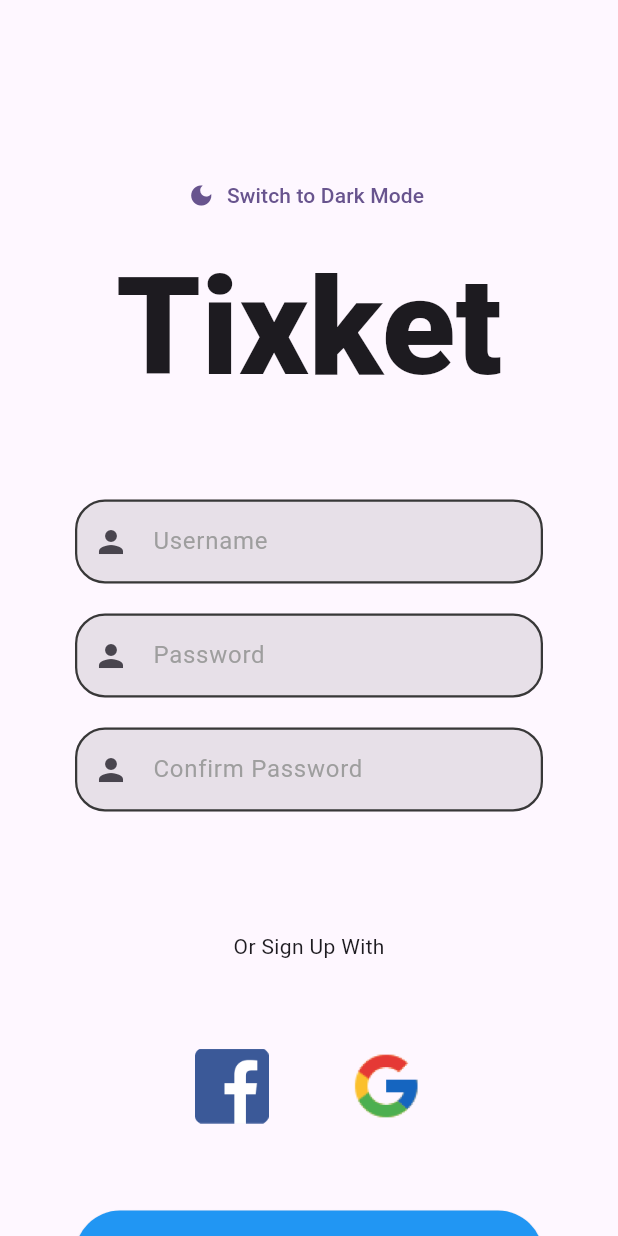
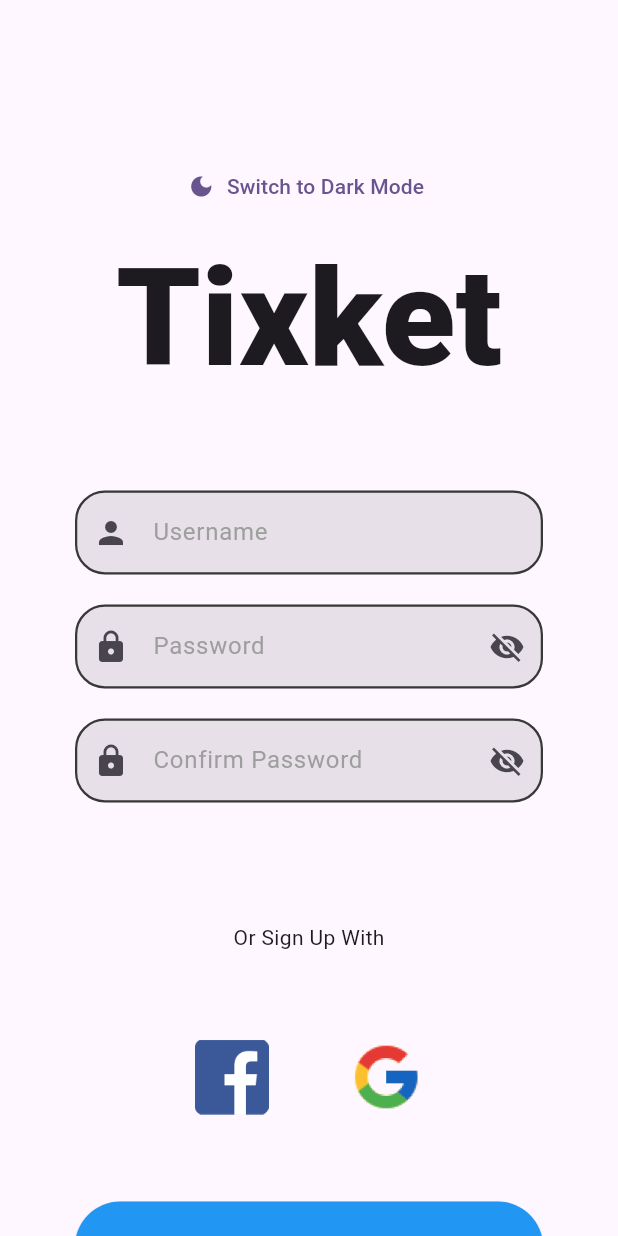
Before and after one commit to irdacin/tixket, a Flutter app: the screen it shows after launch, on a phone screen of 412 x 824 dp. Run offline on Flutter 3.47's test engine with Material 3 defaults, Android fonts, the phone set to English and light mode, and no system bars.

Commit message:
Continue do on the signup page

```diff
--- a/lib/components/input_field.dart
+++ b/lib/components/input_field.dart
@@ -3,17 +3,21 @@ import 'package:flutter/material.dart';
 class InputField extends StatelessWidget {
   final String? hintText;
   final IconData? icon;
+  final Widget? trailing;
   final TextEditingController? controller;
+  final FormFieldValidator? validator;
   final bool isVisible;
-  final FormFieldValidator? validator;
+  final bool isErrorText;
 
   const InputField({
     super.key,
     this.hintText,
     this.icon,
+    this.trailing,
     this.controller,
+    this.validator,
     this.isVisible = true,
-    this.validator,
+    this.isErrorText = false,
   });
 
   @override
@@ -21,6 +25,7 @@ class InputField extends StatelessWidget {
     return TextFormField(
       controller: controller,
       validator: validator,
+      autovalidateMode: AutovalidateMode.onUserInteraction,
       decoration: InputDecoration(
         enabledBorder: OutlineInputBorder(
           borderSide: const BorderSide(
@@ -56,8 +61,9 @@ class InputField extends StatelessWidget {
         ),
         filled: true,
         prefixIcon: Icon(icon),
+        suffixIcon: trailing
       ),
-      obscureText: !isVisible,
+      obscureText: isVisible,
     );
   }
 }
--- a/lib/main.dart
+++ b/lib/main.dart
@@ -1,7 +1,7 @@
 import 'package:flutter/material.dart';
 import 'package:provider/provider.dart';
 import 'package:tixket/pages/signup_page.dart';
-import 'package:tixket/provider/setting_provider.dart';
+import 'package:tixket/provider/user_provider.dart';
 
 void main() {
   runApp(const MyApp());
@@ -14,9 +14,10 @@ class MyApp extends StatelessWidget {
   Widget build(BuildContext context) {
     return MultiProvider(
       providers: [
-        ChangeNotifierProvider(create: (context) => SettingsProvider(),)
+        ChangeNotifierProvider(create: (context) => UserProvider(),)
       ],
-      child: MaterialApp(
+      builder: (context, child) {
+        return MaterialApp(
           title: 'Flutter Demo',
           debugShowCheckedModeBanner: false,
           theme: ThemeData(
@@ -24,7 +25,8 @@ class MyApp extends StatelessWidget {
             useMaterial3: true,
           ),
           home: const SignUpPage()
-      ),
+        );
+      }
     );
   }
 }
--- a/lib/pages/signup_page.dart
+++ b/lib/pages/signup_page.dart
@@ -1,7 +1,9 @@
 import 'package:flutter/material.dart';
+import 'package:provider/provider.dart';
 import 'package:tixket/components/input_field.dart';
+import 'package:tixket/pages/home_page.dart';
 import 'package:tixket/pages/login_page.dart';
-import 'package:tixket/provider/setting_provider.dart';
+import 'package:tixket/provider/user_provider.dart';
 
 class SignUpPage extends StatefulWidget {
   const SignUpPage({super.key});
@@ -16,18 +18,18 @@ class _SignUpPageState extends State<SignUpPage> {
   TextEditingController confirmPasswordController = TextEditingController();
 
   final formKey = GlobalKey<FormState>();
+  bool isPasswordVisible = false;
+  bool isConfirmPasswordVisible = false;
   @override
   Widget build(BuildContext context) {
     return Scaffold(
-      appBar: AppBar(
-
-      ),
       body: SingleChildScrollView(
         child: Form(
           key: formKey,
           child: Container(
             width: MediaQuery.of(context).size.width,
             padding: const EdgeInsets.all(50),
+            margin: const EdgeInsets.only(top: 50),
             child: Column(
               crossAxisAlignment: CrossAxisAlignment.center,
               children: [
@@ -48,23 +50,39 @@ class _SignUpPageState extends State<SignUpPage> {
                   controller: usernameController,
                   hintText: "Username",
                   icon: Icons.person,
-                  validator: (value) => SettingsProvider().validator(value, "Username is required"),
+                  validator: (value) => Provider.of<UserProvider>(context).validator(value, "Username is required"),
                 ),
                 SizedBox(height: 20),
                 InputField(
                   controller: passwordController,
                   hintText: "Password",
-                  icon: Icons.person,
-                  isVisible: false,
-                  validator: (value) => SettingsProvider().validator(value, "Username is required"),
+                  icon: Icons.lock,
+                  isVisible: !isPasswordVisible,
+                  trailing: IconButton(
+                    onPressed: () {
+                      setState(() {
+                        isPasswordVisible ^= true;
+                      });
+                    },
+                    icon: Icon(isPasswordVisible ? Icons.visibility : Icons.visibility_off),
+                  ),
+                  validator: (value) => Provider.of<UserProvider>(context).validator(value, "Password is required"),
                 ),
                 SizedBox(height: 20),
                 InputField(
                   controller: confirmPasswordController,
                   hintText: "Confirm Password",
-                  icon: Icons.person,
-                  isVisible: false,
-                  validator: (value) => SettingsProvider().validator(value, "Username is required"),
+                  icon: Icons.lock,
+                  isVisible: !isConfirmPasswordVisible,
+                  trailing: IconButton(
+                    onPressed: () {
+                      setState(() {
+                        isConfirmPasswordVisible ^= true;
+                      });
+                    },
+                    icon: Icon(isConfirmPasswordVisible ? Icons.visibility : Icons.visibility_off),
+                  ),
+                  validator: (value) => Provider.of<UserProvider>(context).validator(value, "Confirm is required"),
                 ),
                 SizedBox(height: 80),
                 Text("Or Sign Up With"),
@@ -92,26 +110,42 @@ class _SignUpPageState extends State<SignUpPage> {
                 SizedBox(height: 50),
                 ElevatedButton(
                   onPressed: (){
+                    if(passwordController.text != confirmPasswordController.text) {
+
+                      return;
+                    }
                     if(formKey.currentState!.validate()){
+                      User user = User(
+                        username: usernameController.text,
+                        password: passwordController.text
+                      );
 
+                      Provider.of<UserProvider>(context, listen: false).addUser(user);
+                      Provider.of<UserProvider>(context, listen: false).setUser(user);
+
+                      Navigator.of(context).pushReplacement(
+                        MaterialPageRoute(builder: (context) => HomePage())
+                      );
                     } else {
 
                     }
+
                   },
                   style: ElevatedButton.styleFrom(
                     minimumSize: Size(MediaQuery.of(context).size.width, 0),
-                    foregroundColor: Colors.white,
+                    foregroundColor: const Color.fromARGB(255, 36, 16, 16),
                     backgroundColor: Colors.blue,
                     padding: EdgeInsets.symmetric(vertical: 20),
                   ),
                   child: Text("Sign Up"),
                 ),
+                SizedBox(height: 10),
                 Row(
                   children: [
                     Text("Already have an account?"),
                     TextButton(
                       onPressed: (){
-                        Navigator.of(context).push(
+                        Navigator.of(context).pushReplacement(
                           MaterialPageRoute(builder: (context) => const LoginPage())
                         );
                       },
--- a/lib/provider/setting_provider.dart
+++ /dev/null
@@ -1,11 +0,0 @@
-import 'package:flutter/material.dart';
-
-class SettingsProvider extends ChangeNotifier {
-  validator(String value, String message){
-    if(value.isEmpty) {
-      return message;
-    } else {
-      return null;
-    }
-  }
-}
--- /dev/null
+++ b/lib/provider/user_provider.dart
@@ -0,0 +1,39 @@
+import 'package:flutter/material.dart';
+
+class User {
+  String username;
+  String password;
+
+  User({required this.username, required this.password});
+}
+
+class UserProvider extends ChangeNotifier {
+  String _username = "";
+  String get username => _username;
+
+  List<User> users = [
+    User(
+      username: "Mantacore",
+      password: "123"
+    )
+  ];
+
+  validator(String value, String message) {
+    if(value.isEmpty) {
+      return message;
+    } else {
+      return null;
+    }
+  }
+
+  void addUser(User user) {
+    users.add(user);
+    notifyListeners();
+  }
+
+  void setUser(User user){
+    _username = user.username;
+    notifyListeners();
+  }
+
+}
```
Also changed, not shown: lib/pages/home_page.dart (added, +23 -0 lines), 2 other files. Lines whose indentation alone changed are shown as unchanged.
